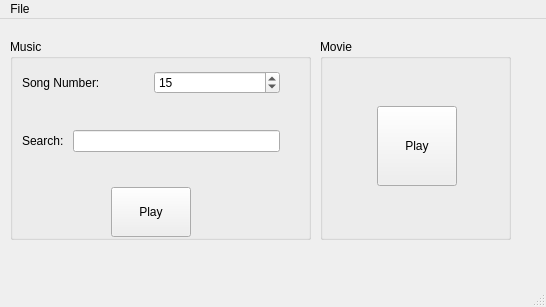
Qt form src/window.ui (lusaisai/RandomPlayer) before a commit.
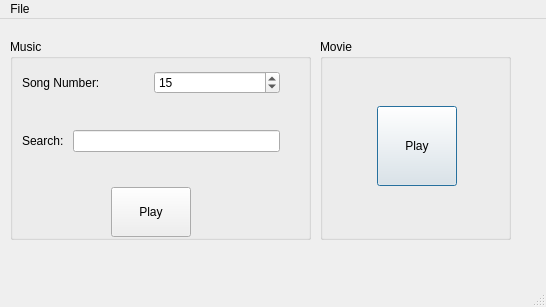
The same form after that commit.

Commit message: make button focused

What changed in the file:
```diff
--- a/src/window.ui
+++ b/src/window.ui
@@ -73,6 +73,12 @@
         <property name="text">
          <string>Play</string>
         </property>
+        <property name="autoDefault">
+         <bool>true</bool>
+        </property>
+        <property name="default">
+         <bool>true</bool>
+        </property>
        </widget>
       </item>
       <item row="1" column="2">
```
Left out of the diff: 3 changed lines with no effect on the pictures. The commit also changes 2 other files.
